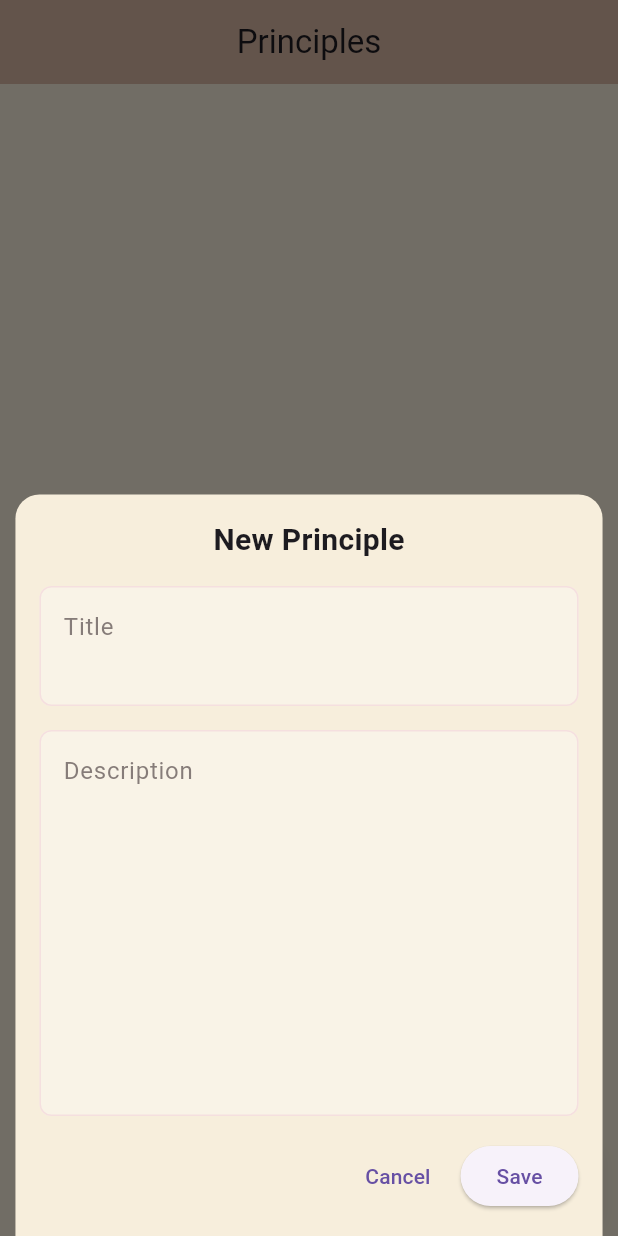
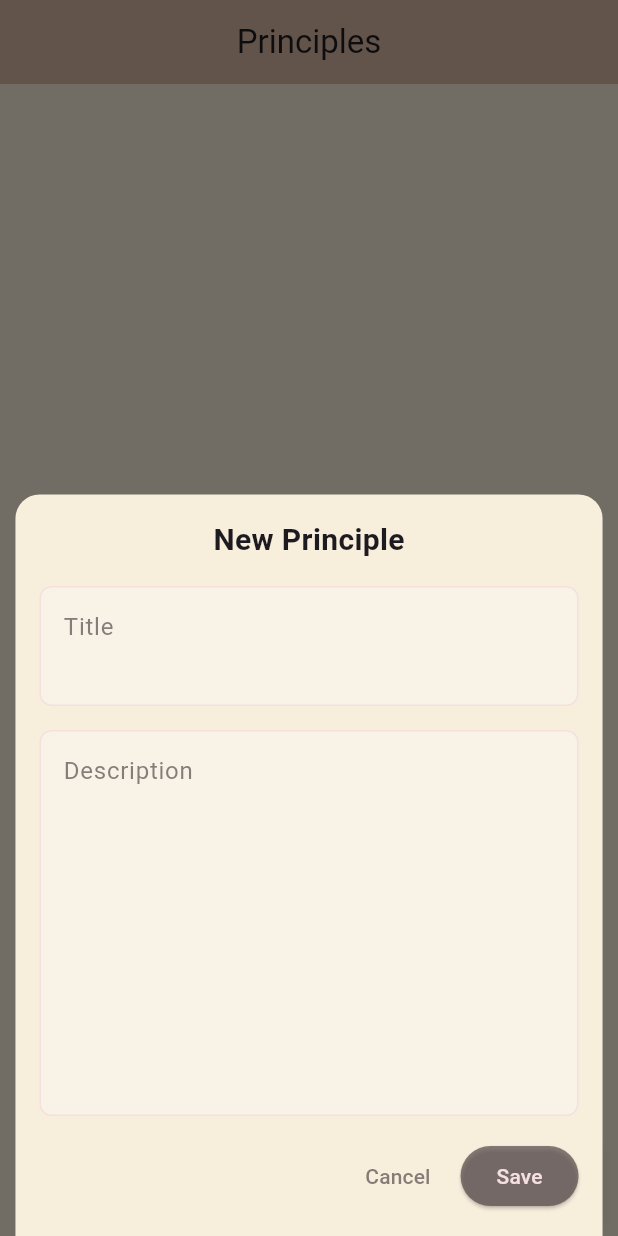
Before and after one commit to johnywakim02/strive-flow, a Flutter app: the CreatePrincipleSubpage screen opened by its route, after a tap on "Add Principle", on a phone screen of 412 x 824 dp. Run offline on Flutter 3.47's test engine with Material 3 defaults, Android fonts, the phone set to English and light mode, and no system bars; our stand-ins replace flutter_markdown_plus, freezed_annotation, go_router, hive_ce, hive_ce_flutter; accounts and stored records are empty.

Commit message:
added the colors for primary and tertiary buttons into the theme extension, renamed this extension from AppThemeExtension to AppColorsThemeExtension, allowing for clarity in naming when adding other logical types of theme extensions

```diff
--- a/lib/core/colors/app_theme_extension.dart
+++ b/lib/core/colors/app_colors_theme_extension.dart
@@ -2,7 +2,7 @@ import 'package:flutter/material.dart';
 import 'package:strive_flow/core/colors/app_colors.dart';
 
 
-class AppThemeExtension extends ThemeExtension<AppThemeExtension> {
+class AppColorsThemeExtension extends ThemeExtension<AppColorsThemeExtension> {
 
   final Color backgroundColor;
   final Color tileGradientFirstColor;
@@ -11,15 +11,16 @@ class AppThemeExtension extends ThemeExtension<AppThemeExtension> {
   final Color tabBarItemSelectedColor;
   final Color tabBarItemUnselectedColor;
   final Color appBarBackgroundColor;
-  final Color fabBackgroundColor;
-  final Color fabForegroundColor;
+  final Color primaryButtonBackgroundColor;
+  final Color primaryButtonForegroundColor;
+  final Color tertiaryButtonForegroundColor;
   final Color textFieldBackgroundColor;
   final Color textFieldEnabledBorderColor;
   final Color textFieldFocusedBorderColor;
   final Color textFieldLabelColor;
   final Color textFieldHintColor;
 
-  AppThemeExtension({
+  AppColorsThemeExtension({
     required this.backgroundColor,
     required this.tileGradientFirstColor,
     required this.tileGradientSecondColor,
@@ -27,8 +28,9 @@ class AppThemeExtension extends ThemeExtension<AppThemeExtension> {
     required this.tabBarItemSelectedColor,
     required this.tabBarItemUnselectedColor,
     required this.appBarBackgroundColor,
-    required this.fabBackgroundColor,
-    required this.fabForegroundColor,
+    required this.primaryButtonBackgroundColor,
+    required this.primaryButtonForegroundColor,
+    required this.tertiaryButtonForegroundColor,
     required this.textFieldBackgroundColor,
     required this.textFieldEnabledBorderColor,
     required this.textFieldFocusedBorderColor,
@@ -37,7 +39,7 @@ class AppThemeExtension extends ThemeExtension<AppThemeExtension> {
   });
 
   @override
-  ThemeExtension<AppThemeExtension> copyWith({
+  ThemeExtension<AppColorsThemeExtension> copyWith({
     Color? backgroundColor,
     Color? tileGradientFirstColor,
     Color? tileGradientSecondColor,
@@ -45,15 +47,16 @@ class AppThemeExtension extends ThemeExtension<AppThemeExtension> {
     Color? tabBarItemSelectedColor,
     Color? tabBarItemUnselectedColor,
     Color? appBarBackgroundColor,
-    Color? fabBackgroundColor,
-    Color? fabForegroundColor,
+    Color? primaryButtonBackgroundColor,
+    Color? primaryButtonForegroundColor,
+    Color? tertiaryButtonForegroundColor,
     Color? textFieldBackgroundColor,
     Color? textFieldEnabledBorderColor,
     Color? textFieldFocusedBorderColor,
     Color? textFieldLabelColor,
     Color? textFieldHintColor,
   }){
-    return AppThemeExtension(
+    return AppColorsThemeExtension(
       backgroundColor: backgroundColor ?? this.backgroundColor,
       tileGradientFirstColor: tileGradientFirstColor ?? this.tileGradientFirstColor,
       tileGradientSecondColor: tileGradientSecondColor ?? this.tileGradientSecondColor,
@@ -61,8 +64,9 @@ class AppThemeExtension extends ThemeExtension<AppThemeExtension> {
       tabBarItemSelectedColor: tabBarItemSelectedColor ?? this.tabBarItemSelectedColor,
       tabBarItemUnselectedColor: tabBarItemUnselectedColor ?? this.tabBarItemUnselectedColor,
       appBarBackgroundColor: appBarBackgroundColor ?? this.appBarBackgroundColor,
-      fabBackgroundColor: fabBackgroundColor ?? this.fabBackgroundColor,
-      fabForegroundColor: fabForegroundColor ?? this.fabForegroundColor,
+      primaryButtonBackgroundColor: primaryButtonBackgroundColor ?? this.primaryButtonBackgroundColor,
+      primaryButtonForegroundColor: primaryButtonForegroundColor ?? this.primaryButtonForegroundColor,
+      tertiaryButtonForegroundColor: tertiaryButtonForegroundColor ?? this.tertiaryButtonForegroundColor,
       textFieldBackgroundColor: textFieldBackgroundColor ?? this.textFieldBackgroundColor,
       textFieldEnabledBorderColor: textFieldEnabledBorderColor ?? this.textFieldEnabledBorderColor,
       textFieldFocusedBorderColor: textFieldFocusedBorderColor ?? this.textFieldFocusedBorderColor,
@@ -72,11 +76,11 @@ class AppThemeExtension extends ThemeExtension<AppThemeExtension> {
   }
 
   @override
-  ThemeExtension<AppThemeExtension> lerp(covariant ThemeExtension<AppThemeExtension>? other, double t) {
-    if (other is! AppThemeExtension){
+  ThemeExtension<AppColorsThemeExtension> lerp(covariant ThemeExtension<AppColorsThemeExtension>? other, double t) {
+    if (other is! AppColorsThemeExtension){
       return this;
     }
-    return AppThemeExtension(
+    return AppColorsThemeExtension(
       backgroundColor: Color.lerp(backgroundColor, other.backgroundColor, t)!,
       tileGradientFirstColor: Color.lerp(tileGradientFirstColor, other.tileGradientFirstColor, t)!,
       tileGradientSecondColor: Color.lerp(tileGradientSecondColor, other.tileGradientSecondColor, t)!,
@@ -84,8 +88,9 @@ class AppThemeExtension extends ThemeExtension<AppThemeExtension> {
       tabBarItemSelectedColor: Color.lerp(tabBarItemSelectedColor, other.tabBarItemSelectedColor, t)!,
       tabBarItemUnselectedColor: Color.lerp(tabBarItemUnselectedColor, other.tabBarItemUnselectedColor, t)!,
       appBarBackgroundColor: Color.lerp(appBarBackgroundColor, other.appBarBackgroundColor, t)!,
-      fabBackgroundColor: Color.lerp(fabBackgroundColor, other.fabBackgroundColor, t)!,
-      fabForegroundColor: Color.lerp(fabForegroundColor, other.fabForegroundColor, t)!,
+      primaryButtonBackgroundColor: Color.lerp(primaryButtonBackgroundColor, other.primaryButtonBackgroundColor, t)!,
+      primaryButtonForegroundColor: Color.lerp(primaryButtonForegroundColor, other.primaryButtonForegroundColor, t)!,
+      tertiaryButtonForegroundColor: Color.lerp(tertiaryButtonForegroundColor, other.tertiaryButtonForegroundColor, t)!,
       textFieldBackgroundColor: Color.lerp(textFieldBackgroundColor, other.textFieldBackgroundColor, t)!,
       textFieldEnabledBorderColor: Color.lerp(textFieldEnabledBorderColor, other.textFieldEnabledBorderColor, t)!,
       textFieldFocusedBorderColor: Color.lerp(textFieldFocusedBorderColor, other.textFieldFocusedBorderColor, t)!,
@@ -95,7 +100,7 @@ class AppThemeExtension extends ThemeExtension<AppThemeExtension> {
   }
 }
 
-final AppThemeExtension appThemeExtension = AppThemeExtension(
+final AppColorsThemeExtension appColorsThemeExtension = AppColorsThemeExtension(
   backgroundColor: AppColors.linen,
   tileGradientFirstColor: AppColors.lightButterCream,
   tileGradientSecondColor: AppColors.softGoldenPeach,
@@ -103,8 +108,9 @@ final AppThemeExtension appThemeExtension = AppThemeExtension(
   tabBarItemSelectedColor: AppColors.warmRust,
   tabBarItemUnselectedColor: AppColors.paleRose,
   appBarBackgroundColor: AppColors.dustyRose,
-  fabBackgroundColor: AppColors.warmRust,
-  fabForegroundColor: AppColors.paleRose,
+  primaryButtonBackgroundColor: AppColors.warmRust,
+  primaryButtonForegroundColor: AppColors.paleRose,
+  tertiaryButtonForegroundColor: AppColors.warmRust,
   textFieldBackgroundColor: Colors.white30,
   textFieldEnabledBorderColor: AppColors.paleRose,
   textFieldFocusedBorderColor: AppColors.dustyRose,
--- a/lib/core/navigation/go_router_routes.dart
+++ b/lib/core/navigation/go_router_routes.dart
@@ -1,6 +1,6 @@
 import 'package:flutter/material.dart';
 import 'package:go_router/go_router.dart';
-import 'package:strive_flow/core/colors/app_theme_extension.dart';
+import 'package:strive_flow/core/colors/app_colors_theme_extension.dart';
 import 'package:strive_flow/core/navigation/go_router_paths.dart';
 import 'package:strive_flow/core/ui/pages/tabbed_scaffold.dart';
 import 'package:strive_flow/ui/create/create_page.dart';
@@ -29,7 +29,7 @@ GoRouter router = GoRouter(
             GoRoute(
               path: GoRouterPaths.tabRoutes[i],
               builder: (context, state) {
-                final AppThemeExtension colorScheme = Theme.of(context).extension<AppThemeExtension>()!;
+                final AppColorsThemeExtension colorScheme = Theme.of(context).extension<AppColorsThemeExtension>()!;
 
                 return Scaffold(
                   backgroundColor: colorScheme.backgroundColor,
--- a/lib/core/ui/pages/tabbed_scaffold.dart
+++ b/lib/core/ui/pages/tabbed_scaffold.dart
@@ -7,7 +7,7 @@
 
 import 'package:flutter/material.dart';
 import 'package:go_router/go_router.dart';
-import 'package:strive_flow/core/colors/app_theme_extension.dart';
+import 'package:strive_flow/core/colors/app_colors_theme_extension.dart';
 import 'package:strive_flow/core/navigation/go_router_paths.dart';
 
 class TabbedScaffold extends StatelessWidget{
@@ -23,7 +23,7 @@ class TabbedScaffold extends StatelessWidget{
 
   @override
   Widget build(BuildContext context) {
-    final AppThemeExtension colorScheme = Theme.of(context).extension<AppThemeExtension>()!;
+    final AppColorsThemeExtension colorScheme = Theme.of(context).extension<AppColorsThemeExtension>()!;
     return Scaffold(
       body: child,
       bottomNavigationBar: BottomNavigationBar(
--- a/lib/main.dart
+++ b/lib/main.dart
@@ -3,7 +3,7 @@ import 'dart:io' as io;
 import 'package:flutter/foundation.dart';
 import 'package:flutter/material.dart';
 import 'package:hive_ce_flutter/adapters.dart';
-import 'package:strive_flow/core/colors/app_theme_extension.dart';
+import 'package:strive_flow/core/colors/app_colors_theme_extension.dart';
 import 'package:strive_flow/core/navigation/go_router_routes.dart';
 import 'package:path_provider/path_provider.dart' as path_provider;
 import 'package:strive_flow/domain/models/principle/principle.dart';
@@ -33,7 +33,7 @@ class MyApp extends StatelessWidget {
       title: 'Flutter Demo',
       theme: ThemeData.light().copyWith(
         extensions: [
-          appThemeExtension,
+          appColorsThemeExtension,
         ]
       ),
       themeMode: ThemeMode.light,
--- a/lib/ui/create/create_page.dart
+++ b/lib/ui/create/create_page.dart
@@ -1,6 +1,6 @@
 import 'package:flutter/material.dart';
 import 'package:go_router/go_router.dart';
-import 'package:strive_flow/core/colors/app_theme_extension.dart';
+import 'package:strive_flow/core/colors/app_colors_theme_extension.dart';
 import 'package:strive_flow/core/navigation/go_router_paths.dart';
 import 'package:strive_flow/ui/create/widgets/create_option_card.dart';
 
@@ -26,7 +26,7 @@ class CreatePage extends StatelessWidget{
 
   @override
   Widget build(BuildContext context) {
-    final AppThemeExtension colorScheme = Theme.of(context).extension<AppThemeExtension>()!;
+    final AppColorsThemeExtension colorScheme = Theme.of(context).extension<AppColorsThemeExtension>()!;
 
     return Scaffold(
       backgroundColor: colorScheme.backgroundColor,
--- a/lib/ui/create/subpages/create_principle_subpage.dart
+++ b/lib/ui/create/subpages/create_principle_subpage.dart
@@ -1,6 +1,6 @@
 import 'package:flutter/material.dart';
 import 'package:hive_ce/hive.dart';
-import 'package:strive_flow/core/colors/app_theme_extension.dart';
+import 'package:strive_flow/core/colors/app_colors_theme_extension.dart';
 import 'package:strive_flow/domain/models/principle/principle.dart';
 import 'package:strive_flow/ui/create/widgets/create_principle_section.dart';
 import 'package:strive_flow/ui/create/widgets/my_principles_section.dart';
@@ -44,7 +44,7 @@ class _CreatePrincipleSubpageState extends State<CreatePrincipleSubpage> {
   @override
   Widget build(BuildContext context) {
     final principles = _principleBox.values.toList();
-    final AppThemeExtension colorScheme = Theme.of(context).extension<AppThemeExtension>()!;
+    final AppColorsThemeExtension colorScheme = Theme.of(context).extension<AppColorsThemeExtension>()!;
 
     return Scaffold(
       backgroundColor: colorScheme.backgroundColor,
--- a/lib/ui/create/widgets/create_principle_section.dart
+++ b/lib/ui/create/widgets/create_principle_section.dart
@@ -1,5 +1,5 @@
 import 'package:flutter/material.dart';
-import 'package:strive_flow/core/colors/app_theme_extension.dart';
+import 'package:strive_flow/core/colors/app_colors_theme_extension.dart';
 
 class CreatePrincipleSection extends StatelessWidget {
   final TextEditingController titleController;
@@ -15,13 +15,13 @@ class CreatePrincipleSection extends StatelessWidget {
 
   @override
   Widget build(BuildContext context) {
-    final AppThemeExtension colorScheme = Theme.of(context).extension<AppThemeExtension>()!;
+    final AppColorsThemeExtension colorScheme = Theme.of(context).extension<AppColorsThemeExtension>()!;
 
     return Align(
       alignment: Alignment.bottomRight,
       child: FloatingActionButton.extended(
-        backgroundColor: colorScheme.fabBackgroundColor,
-        foregroundColor: colorScheme.fabForegroundColor,
+        backgroundColor: colorScheme.primaryButtonBackgroundColor,
+        foregroundColor: colorScheme.primaryButtonForegroundColor,
         icon: const Icon(Icons.add),
         label: const Text("Add Principle"),
         onPressed: () => _showAddPrincipleBottomSheet(context),
@@ -30,7 +30,7 @@ class CreatePrincipleSection extends StatelessWidget {
   }
 
   void _showAddPrincipleBottomSheet(BuildContext context){
-    final AppThemeExtension colorScheme = Theme.of(context).extension<AppThemeExtension>()!;
+    final AppColorsThemeExtension colorScheme = Theme.of(context).extension<AppColorsThemeExtension>()!;
 
     showModalBottomSheet( //built in method
       context: context,
@@ -68,7 +68,7 @@ class CreatePrincipleSection extends StatelessWidget {
     );
   }
 
-  Widget _buildTitleTextField(AppThemeExtension colorScheme){
+  Widget _buildTitleTextField(AppColorsThemeExtension colorScheme){
     return TextField(
       controller: titleController,
       maxLines: 2, // before scrolling
@@ -93,7 +93,7 @@ class CreatePrincipleSection extends StatelessWidget {
     );
   }
 
-  Widget _buildDescriptionTextField(AppThemeExtension colorScheme){
+  Widget _buildDescriptionTextField(AppColorsThemeExtension colorScheme){
     return Expanded(
       child: TextField(
         controller: descriptionController,
@@ -121,12 +121,17 @@ class CreatePrincipleSection extends StatelessWidget {
   }
 
   Widget _buildActionButtonsRow(BuildContext context){
+    final AppColorsThemeExtension colorScheme = Theme.of(context).extension<AppColorsThemeExtension>()!;
+
     return Row(
       mainAxisAlignment: MainAxisAlignment.end,
       spacing: 8,
       children: [
         // cancel button
         TextButton(
+          style: TextButton.styleFrom(
+            foregroundColor: colorScheme.tertiaryButtonForegroundColor, // text color
+          ),
           onPressed: () {
             titleController.text = "";
             descriptionController.text = "";
@@ -136,6 +141,10 @@ class CreatePrincipleSection extends StatelessWidget {
         ),
         // save button
         ElevatedButton(
+          style: ElevatedButton.styleFrom(
+            backgroundColor: colorScheme.primaryButtonBackgroundColor, // background
+            foregroundColor: colorScheme.primaryButtonForegroundColor, // text color
+          ),
           onPressed: () {
             final title = titleController.text.trim();
             final description = descriptionController.text.trim();
--- a/lib/ui/create/widgets/principle_tile/principle_tile.dart
+++ b/lib/ui/create/widgets/principle_tile/principle_tile.dart
@@ -1,5 +1,5 @@
 import 'package:flutter/material.dart';
-import 'package:strive_flow/core/colors/app_theme_extension.dart';
+import 'package:strive_flow/core/colors/app_colors_theme_extension.dart';
 import 'package:strive_flow/ui/create/widgets/principle_tile/principle_tile_description_text.dart';
 import 'package:strive_flow/ui/create/widgets/principle_tile/principle_tile_red_disk.dart';
 import 'package:strive_flow/ui/create/widgets/principle_tile/principle_tile_red_line.dart';
@@ -61,7 +61,7 @@ class _PrincipleTileState extends State<PrincipleTile> {
 
   @override
   Widget build(BuildContext context) {
-    final AppThemeExtension colorScheme = Theme.of(context).extension<AppThemeExtension>()!;
+    final AppColorsThemeExtension colorScheme = Theme.of(context).extension<AppColorsThemeExtension>()!;
 
     return GestureDetector(
       onTap: _toggleExpanded,
```
